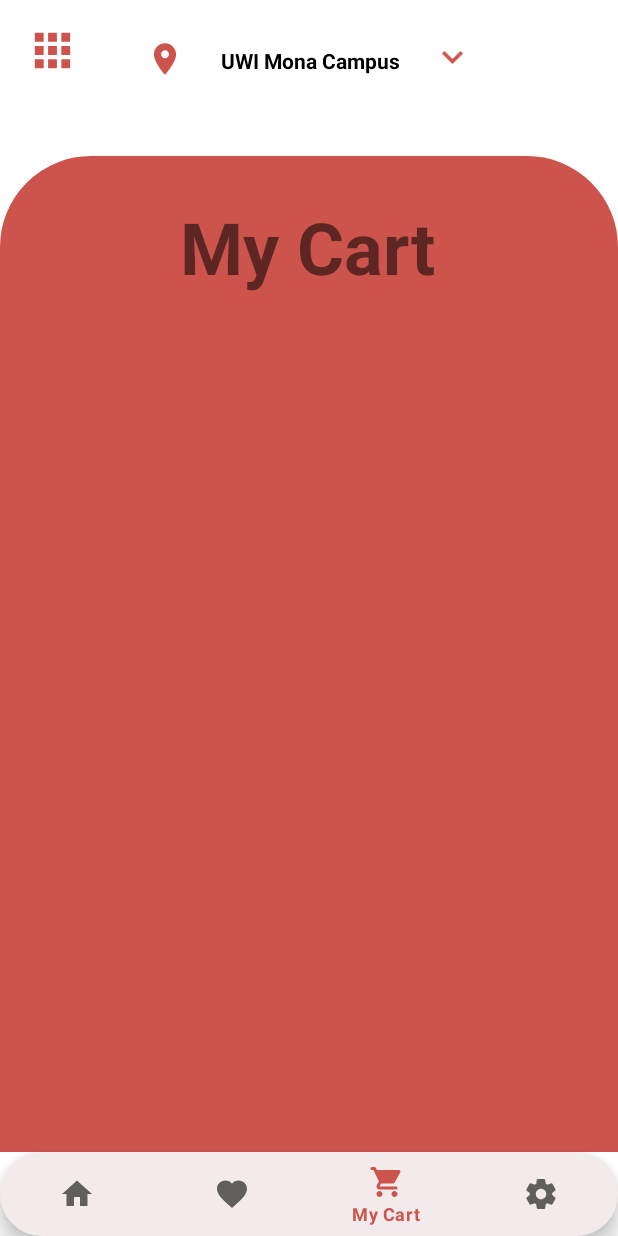
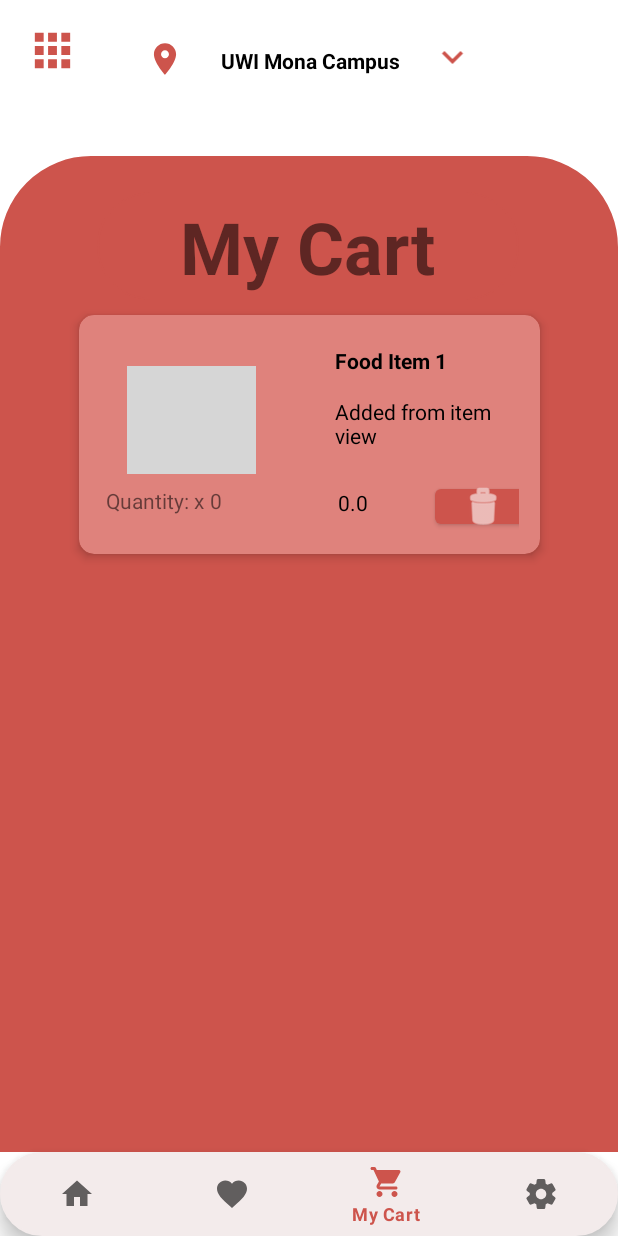
Before and after one commit to Chavaughn/SWEN3001_Project_StarvationPrevention, an Android app: the MyCartFragment screen opened through its navigation route, on a phone screen of 412 x 824 dp. Run offline under Robolectric (Android 15) with nearby library versions, the phone set to English and light mode, and no system bars; our stand-ins replace Room's generated code, navigation-ui; grey boxes are pictures that could not be loaded.

Commit message:
Full cart Functionality

```diff
--- a/app/build.gradle
+++ b/app/build.gradle
@@ -62,8 +62,9 @@ dependencies {
     implementation "androidx.room:room-runtime:2.4.3"
     implementation 'androidx.recyclerview:recyclerview:1.2.1'
     implementation 'com.google.android.material:material:1.7.0'
-    implementation 'androidx.room:room-common:2.4.2'
+    implementation 'androidx.room:room-common:2.4.3'
     implementation 'com.android.volley:volley:1.2.1'
+    implementation 'androidx.preference:preference-ktx:1.2.0'
     kapt "androidx.room:room-compiler:2.4.3"
     implementation "androidx.room:room-ktx:2.4.3"
     androidTestImplementation "androidx.room:room-testing:2.4.3"
--- a/app/src/main/java/com/example/swen3001_project_starvationprevention/adapter/CartItemsAdapter.kt
+++ b/app/src/main/java/com/example/swen3001_project_starvationprevention/adapter/CartItemsAdapter.kt
@@ -4,20 +4,41 @@ import android.content.Context
 import android.view.LayoutInflater
 import android.view.View
 import android.view.ViewGroup
+import android.widget.Button
 import android.widget.TextView
-import androidx.annotation.Nullable
+import android.widget.Toast
+import androidx.navigation.findNavController
 import androidx.recyclerview.widget.RecyclerView
 import com.example.swen3001_project_starvationprevention.R
 import com.example.swen3001_project_starvationprevention.model.MyCartItem
+import com.example.swen3001_project_starvationprevention.model.viewmodel.MyCartViewModel
+import java.util.*
 
-class CartItemsAdapter internal constructor(context: Context?): RecyclerView.Adapter<CartItemsAdapter.CartItemViewHolder>(){
+class CartItemsAdapter internal constructor(context: Context?, myCartViewModel: MyCartViewModel?): RecyclerView.Adapter<CartItemsAdapter.CartItemViewHolder>(){
     private val inflater: LayoutInflater = LayoutInflater.from(context)
     private var myCartItems = emptyList<MyCartItem>() // Cached copy of Students
+    private val cartViewModel = myCartViewModel
 
     inner class CartItemViewHolder(itemView: View) : RecyclerView.ViewHolder(itemView) {
         val itemName: TextView = itemView.findViewById(R.id.itemNameCart)
         val itemPrice: TextView = itemView.findViewById(R.id.itemCostCart)
         val itemDescription: TextView = itemView.findViewById(R.id.itemDescriptionCart)
+        val itemQuantity: TextView = itemView.findViewById(R.id.cartItemQuantity)
+        val deleteCartItem: Button = itemView.findViewById(R.id.deleteCartItem)
+
+
+        init{
+
+            deleteCartItem.setOnClickListener{
+                val position: Int = bindingAdapterPosition
+                Toast.makeText(itemView.context, "Removed from cart!", Toast.LENGTH_SHORT).show()
+                val cartItem = MyCartItem(myCartItems[position].item_name,myCartItems[position].item_category,myCartItems[position].item_price,myCartItems[position].item_id,
+                    UUID.randomUUID(),myCartItems[position].restaurant_id, 1)
+                cartViewModel?.remove(cartItem)
+            }
+
+        }
+
     }
 
     override fun onCreateViewHolder(parent: ViewGroup, viewType: Int): CartItemViewHolder {
@@ -30,6 +51,7 @@ class CartItemsAdapter internal constructor(context: Context?): RecyclerView.Ada
         holder.itemName.text = current.item_name
         holder.itemPrice.text = current.item_price.toString()
         holder.itemDescription.text = current.item_category
+        holder.itemQuantity.text = current.quantity.toString()
     }
 
     internal fun setCartItems(myCartItems: List<MyCartItem>) {
--- a/app/src/main/java/com/example/swen3001_project_starvationprevention/adapter/HomeRestaurantsAdapter.kt
+++ b/app/src/main/java/com/example/swen3001_project_starvationprevention/adapter/HomeRestaurantsAdapter.kt
@@ -1,32 +1,23 @@
 package com.example.swen3001_project_starvationprevention.adapter
 
-import android.app.Activity
 import android.content.Context
-import android.content.Intent
-import android.provider.SyncStateContract.Helpers.insert
 import android.view.LayoutInflater
 import android.view.View
 import android.view.ViewGroup
 import android.widget.Button
 import android.widget.TextView
 import android.widget.Toast
-import androidx.fragment.app.findFragment
 import androidx.navigation.findNavController
 import androidx.recyclerview.widget.RecyclerView
 import com.example.swen3001_project_starvationprevention.R
-import com.example.swen3001_project_starvationprevention.fragment.HomeFragment
 import com.example.swen3001_project_starvationprevention.model.MyCartItem
 import com.example.swen3001_project_starvationprevention.model.RestaurantsHomeView
-import com.example.swen3001_project_starvationprevention.model.dao.CartItemsDao
-import com.example.swen3001_project_starvationprevention.model.repo.CartRepository
 import com.example.swen3001_project_starvationprevention.model.viewmodel.MyCartViewModel
-import com.example.swen3001_project_starvationprevention.model.viewmodel.RestaurantsHomeViewModel
 import java.util.*
 
 class HomeRestaurantsAdapter internal constructor(context: Context?, viewModel: MyCartViewModel): RecyclerView.Adapter<HomeRestaurantsAdapter.RestaurantsViewHolder>(){
     private val inflater: LayoutInflater = LayoutInflater.from(context)
     private var restaurants = emptyList<RestaurantsHomeView>() // Cached copy of Restaurants
-    private var cartItem = emptyList<MyCartItem>()
     private var cartViewModel = viewModel
 
     inner class RestaurantsViewHolder(restaurant: View) : RecyclerView.ViewHolder(restaurant) {
@@ -49,7 +40,7 @@ class HomeRestaurantsAdapter internal constructor(context: Context?, viewModel:
                 val position: Int = bindingAdapterPosition
                 Toast.makeText(itemView.context, "Added to cart!", Toast.LENGTH_SHORT).show()
                 val cartItem = MyCartItem(restaurants[position].item_name,restaurants[position].item_category,restaurants[position].item_price,restaurants[position].item_id,
-                    UUID.randomUUID(),restaurants[position].restaurant_id)
+                    UUID.randomUUID(),restaurants[position].restaurant_id, 1)
                 cartViewModel.insert(cartItem)
             }
 
--- a/app/src/main/java/com/example/swen3001_project_starvationprevention/fragment/MyCartFragment.kt
+++ b/app/src/main/java/com/example/swen3001_project_starvationprevention/fragment/MyCartFragment.kt
@@ -41,10 +41,10 @@ class MyCartFragment : Fragment() {
         layoutManager = LinearLayoutManager(this.context)
 
         recyclerView.layoutManager = layoutManager
-        val adapter = CartItemsAdapter(this.context)
+        myCartItemViewModel = ViewModelProvider(this)[MyCartViewModel::class.java]
+        val adapter = CartItemsAdapter(this.context, myCartItemViewModel)
         cartItemAdapter = adapter
         recyclerView.adapter = cartItemAdapter
-        myCartItemViewModel = ViewModelProvider(this)[MyCartViewModel::class.java]
         updateCartWithDatabase(adapter)
 
 
--- a/app/src/main/java/com/example/swen3001_project_starvationprevention/model/MyCartItem.kt
+++ b/app/src/main/java/com/example/swen3001_project_starvationprevention/model/MyCartItem.kt
@@ -5,10 +5,12 @@ import androidx.room.PrimaryKey
 import java.util.*
 
 @Entity(tableName = "cartitems")
-data class MyCartItem(var item_name:String,
-                      var item_category:String,
-                      var item_price:Double,
-                      @PrimaryKey(autoGenerate = true) var item_id: Long,
-                      var item_image_id: UUID,
-                      var restaurant_id: Long,
+data class MyCartItem(
+    var item_name:String,
+    var item_category:String,
+    var item_price:Double,
+    @PrimaryKey(autoGenerate = true) var item_id: Long,
+    var item_image_id: UUID,
+    var restaurant_id: Long,
+    var quantity: Int,
 )
--- a/app/src/main/java/com/example/swen3001_project_starvationprevention/model/dao/CartItemsDao.kt
+++ b/app/src/main/java/com/example/swen3001_project_starvationprevention/model/dao/CartItemsDao.kt
@@ -21,4 +21,7 @@ interface CartItemsDao {
 
     @Query("SELECT * from cartitems ORDER BY item_name ASC")
     fun getAllLiveCartItems(): LiveData<List<MyCartItem>>
+
+    @Query("DELETE FROM cartitems WHERE item_id = :item_id")
+    fun remove(item_id: Int)
 }
--- a/app/src/main/java/com/example/swen3001_project_starvationprevention/model/repo/CartRepository.kt
+++ b/app/src/main/java/com/example/swen3001_project_starvationprevention/model/repo/CartRepository.kt
@@ -16,4 +16,8 @@ class CartRepository(private val cartItemsDao: CartItemsDao) {
     suspend fun insert(myCartItem: MyCartItem) {
         cartItemsDao.insert(myCartItem)
     }
+
+    suspend fun remove(id : Int){
+        cartItemsDao.remove(id)
+    }
 }
--- a/app/src/main/java/com/example/swen3001_project_starvationprevention/model/viewmodel/MyCartViewModel.kt
+++ b/app/src/main/java/com/example/swen3001_project_starvationprevention/model/viewmodel/MyCartViewModel.kt
@@ -26,4 +26,7 @@ class MyCartViewModel(application: Application) : AndroidViewModel(application){
     fun insert(myCartItem: MyCartItem) = viewModelScope.launch(Dispatchers.IO){
         repository.insert(myCartItem)
     }
+    fun remove(myCartItem: MyCartItem) = viewModelScope.launch(Dispatchers.IO){
+        repository.remove(myCartItem.item_id.toInt())
+    }
 }
--- a/app/src/main/res/layout/cart_items_fragment.xml
+++ b/app/src/main/res/layout/cart_items_fragment.xml
@@ -82,17 +82,39 @@
             android:orientation="horizontal"
             app:layout_constraintGuide_begin="96dp" />
 
-        <ImageView
-            android:id="@+id/imageView"
-            android:layout_width="34dp"
-            android:layout_height="32dp"
+        <Button
+            android:id="@+id/deleteCartItem"
+            android:layout_width="63dp"
+            android:layout_height="35dp"
+            android:contentDescription="@string/addToCart"
+            app:icon="@android:drawable/ic_menu_delete"
             app:layout_constraintBottom_toBottomOf="parent"
             app:layout_constraintEnd_toEndOf="parent"
             app:layout_constraintHorizontal_bias="0.866"
             app:layout_constraintStart_toEndOf="@+id/itemCostCart"
             app:layout_constraintTop_toTopOf="@+id/guideline10"
-            app:layout_constraintVertical_bias="1.0"
-            app:srcCompat="@android:drawable/ic_menu_delete" />
+            app:layout_constraintVertical_bias="1.0" />
+
+        <TextView
+            android:id="@+id/textView3"
+            android:layout_width="wrap_content"
+            android:layout_height="wrap_content"
+            android:layout_marginStart="4dp"
+            android:layout_marginTop="8dp"
+            android:text="@string/quantityincart"
+            app:layout_constraintStart_toStartOf="parent"
+            app:layout_constraintTop_toBottomOf="@+id/item_image" />
+
+        <TextView
+            android:id="@+id/cartItemQuantity"
+            android:layout_width="wrap_content"
+            android:layout_height="wrap_content"
+            android:layout_marginStart="4dp"
+            android:layout_marginTop="4dp"
+            app:layout_constraintStart_toEndOf="@+id/textView3"
+            app:layout_constraintTop_toTopOf="@+id/guideline10" />
+
+
 
 
     </androidx.constraintlayout.widget.ConstraintLayout>
--- a/app/src/main/res/layout/item_fragment.xml
+++ b/app/src/main/res/layout/item_fragment.xml
@@ -195,7 +195,7 @@
     </androidx.constraintlayout.widget.ConstraintLayout>
 
     <ImageView
-        android:id="@+id/imageView"
+        android:id="@+id/deleteCartItem"
         android:layout_width="257dp"
         android:layout_height="244dp"
         app:layout_constraintBottom_toBottomOf="parent"
@@ -209,7 +209,7 @@
         android:id="@+id/backButton"
         android:layout_width="54dp"
         android:layout_height="46dp"
-        app:layout_constraintBottom_toTopOf="@+id/imageView"
+        app:layout_constraintBottom_toTopOf="@+id/deleteCartItem"
         app:layout_constraintEnd_toEndOf="parent"
         app:layout_constraintHorizontal_bias="0.044"
         app:layout_constraintStart_toStartOf="parent"
@@ -221,7 +221,7 @@
         android:id="@+id/favButton"
         android:layout_width="wrap_content"
         android:layout_height="wrap_content"
-        app:layout_constraintBottom_toTopOf="@+id/imageView"
+        app:layout_constraintBottom_toTopOf="@+id/deleteCartItem"
         app:layout_constraintEnd_toEndOf="parent"
         app:layout_constraintHorizontal_bias="0.945"
         app:layout_constraintStart_toEndOf="@+id/backButton"
--- a/app/src/main/res/layout/restaurant_card_layout.xml
+++ b/app/src/main/res/layout/restaurant_card_layout.xml
@@ -74,7 +74,7 @@
             app:layout_constraintGuide_begin="84dp" />
 
         <ImageView
-            android:id="@+id/imageView"
+            android:id="@+id/deleteCartItem"
             android:layout_width="34dp"
             android:layout_height="32dp"
             app:layout_constraintBottom_toBottomOf="parent"
--- a/app/src/main/res/menu/nav_menu.xml
+++ b/app/src/main/res/menu/nav_menu.xml
@@ -13,6 +13,7 @@
         android:icon="@drawable/my_cart"
         android:title="@string/my_cart" />
     <item
+        android:id="@+id/settingsFragment"
         android:icon="@drawable/settings"
         android:title="@string/settings" />
 
--- a/app/src/main/res/navigation/nav_graph.xml
+++ b/app/src/main/res/navigation/nav_graph.xml
@@ -19,6 +19,9 @@
         <action
             android:id="@+id/action_homeFragment_to_favoritesFragment"
             app:destination="@id/favoritesFragment" />
+        <action
+            android:id="@+id/action_homeFragment_to_settingsFragment"
+            app:destination="@id/settingsFragment" />
     </fragment>
     <fragment
         android:id="@+id/restaurantFragment"
@@ -31,6 +34,9 @@
         <action
             android:id="@+id/action_restaurantFragment_to_itemFragment"
             app:destination="@id/itemFragment" />
+        <action
+            android:id="@+id/action_restaurantFragment_to_settingsFragment"
+            app:destination="@id/settingsFragment" />
     </fragment>
     <fragment
         android:id="@+id/itemFragment"
@@ -60,6 +66,9 @@
         <action
             android:id="@+id/action_myCartFragment_to_itemFragment"
             app:destination="@id/itemFragment" />
+        <action
+            android:id="@+id/action_myCartFragment_to_settingsFragment"
+            app:destination="@id/settingsFragment" />
     </fragment>
     <fragment
         android:id="@+id/favoritesFragment"
@@ -73,4 +82,24 @@
             android:id="@+id/action_favoritesFragment_to_itemFragment"
             app:destination="@id/itemFragment" />
     </fragment>
+    <fragment
+        android:id="@+id/settingsFragment"
+        android:name="com.example.swen3001_project_starvationprevention.SettingsFragment"
+        android:label="SettingsFragment" >
+        <action
+            android:id="@+id/action_settingsFragment_to_homeFragment"
+            app:destination="@id/homeFragment" />
+        <action
+            android:id="@+id/action_settingsFragment_to_restaurantFragment"
+            app:destination="@id/restaurantFragment" />
+        <action
+            android:id="@+id/action_settingsFragment_to_itemFragment"
+            app:destination="@id/itemFragment" />
+        <action
+            android:id="@+id/action_settingsFragment_to_myCartFragment"
+            app:destination="@id/myCartFragment" />
+        <action
+            android:id="@+id/action_settingsFragment_to_favoritesFragment"
+            app:destination="@id/favoritesFragment" />
+    </fragment>
 </navigation>
--- a/app/src/main/res/values/strings.xml
+++ b/app/src/main/res/values/strings.xml
@@ -29,6 +29,7 @@
 
 
     <string name="item_price_disp_home">$%1$d</string>
+    <string name="quantityincart">Quantity: x</string>
     <string name="testrestaurant1">Mama\'s Cookshop</string>
     <string name="testrestaurant2">Papa\'s Cookshop</string>
     <!-- TODO: Remove or change this placeholder text -->
```
Also changed, not shown: app/src/main/java/com/example/swen3001_project_starvationprevention/fragment/ItemFragment.kt (+17 -1 lines).
